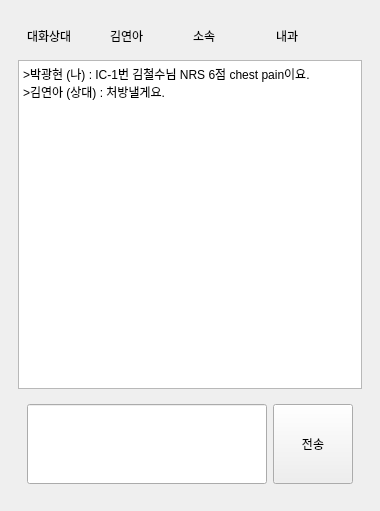
Before: the Qt Designer form Client/ui/ui_chat_room.ui in EON-DC/mini_emr, drawn with Qt 5.
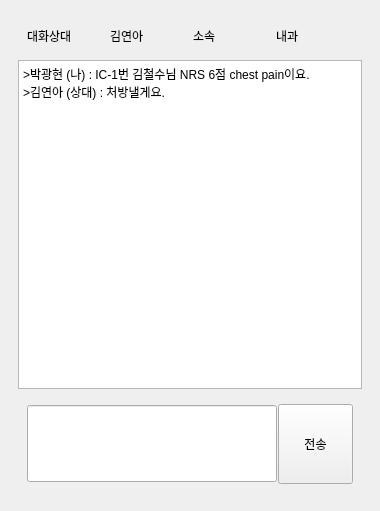
After: the same form once the commit is applied.

```diff
--- a/Client/ui/ui_chat_room.ui
+++ b/Client/ui/ui_chat_room.ui
@@ -76,20 +76,41 @@
          </property>
          <layout class="QHBoxLayout" name="horizontalLayout_2">
           <item>
-           <widget class="QLineEdit" name="lineEdit">
+           <widget class="QLineEdit" name="lineEdit_to_send">
+            <property name="sizePolicy">
+             <sizepolicy hsizetype="Expanding" vsizetype="Fixed">
+              <horstretch>0</horstretch>
+              <verstretch>0</verstretch>
+             </sizepolicy>
+            </property>
             <property name="minimumSize">
              <size>
-              <width>0</width>
+              <width>250</width>
+              <height>77</height>
+             </size>
+            </property>
+            <property name="maximumSize">
+             <size>
+              <width>16777215</width>
+              <height>77</height>
+             </size>
+            </property>
+            <property name="alignment">
+             <set>Qt::AlignLeading|Qt::AlignLeft|Qt::AlignTop</set>
+            </property>
+           </widget>
+          </item>
+          <item>
+           <widget class="QPushButton" name="btn_to_send">
+            <property name="minimumSize">
+             <size>
+              <width>75</width>
               <height>80</height>
              </size>
             </property>
-           </widget>
-          </item>
-          <item>
-           <widget class="QPushButton" name="pushButton">
-            <property name="minimumSize">
+            <property name="maximumSize">
              <size>
-              <width>0</width>
+              <width>75</width>
               <height>80</height>
              </size>
             </property>
```
Left out of the diff: 9 changed lines with no effect on the pictures.
